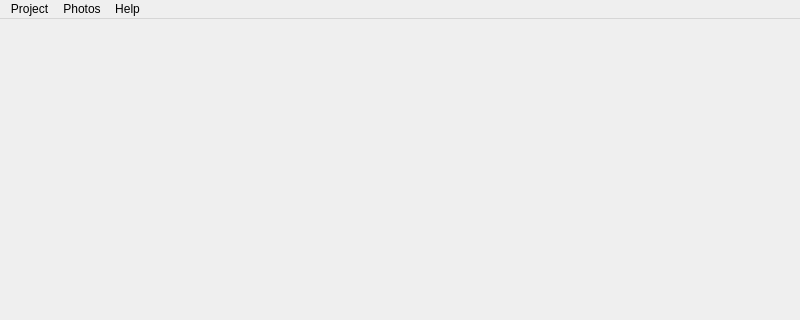
Before: the Qt Designer form src/gui/Qt5/ui/mainwindow.ui in Kicer86/photobroom, drawn with Qt 5; both pictures show x 0 to 800 and y 0 to 320 of the 800 by 600 pixel window.
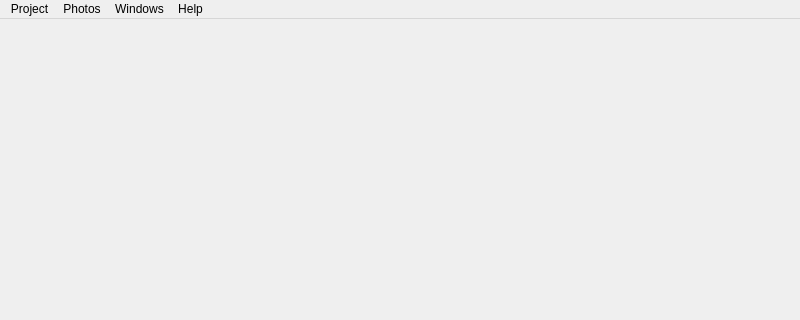
After: the same form once the commit is applied. Icons and pictures are not drawn. Custom widgets are drawn as their Qt base class.

Commit message: gui: ui: MainWindow: introducing new menu: Windows

```diff
--- a/src/gui/Qt5/ui/mainwindow.ui
+++ b/src/gui/Qt5/ui/mainwindow.ui
@@ -59,8 +59,14 @@
     </property>
     <addaction name="actionAbout"/>
    </widget>
+   <widget class="QMenu" name="menuWindows">
+    <property name="title">
+     <string>Windows</string>
+    </property>
+   </widget>
    <addaction name="menuProject"/>
    <addaction name="menuPhotos"/>
+   <addaction name="menuWindows"/>
    <addaction name="menuHelp"/>
   </widget>
   <widget class="QStatusBar" name="statusbar"/>
```
